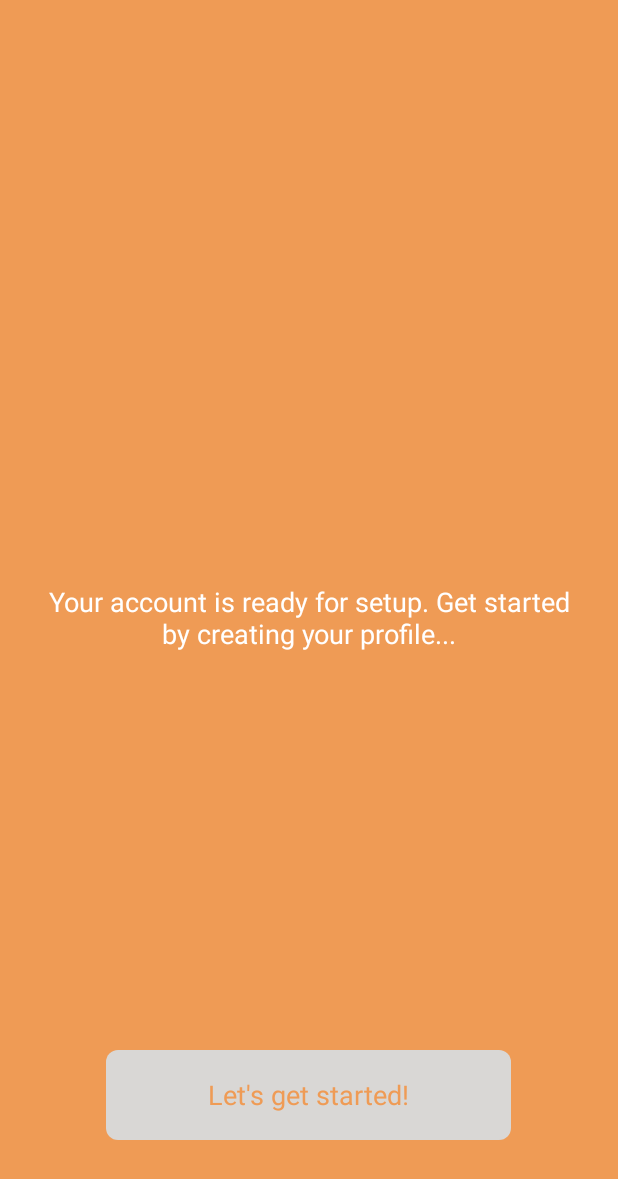
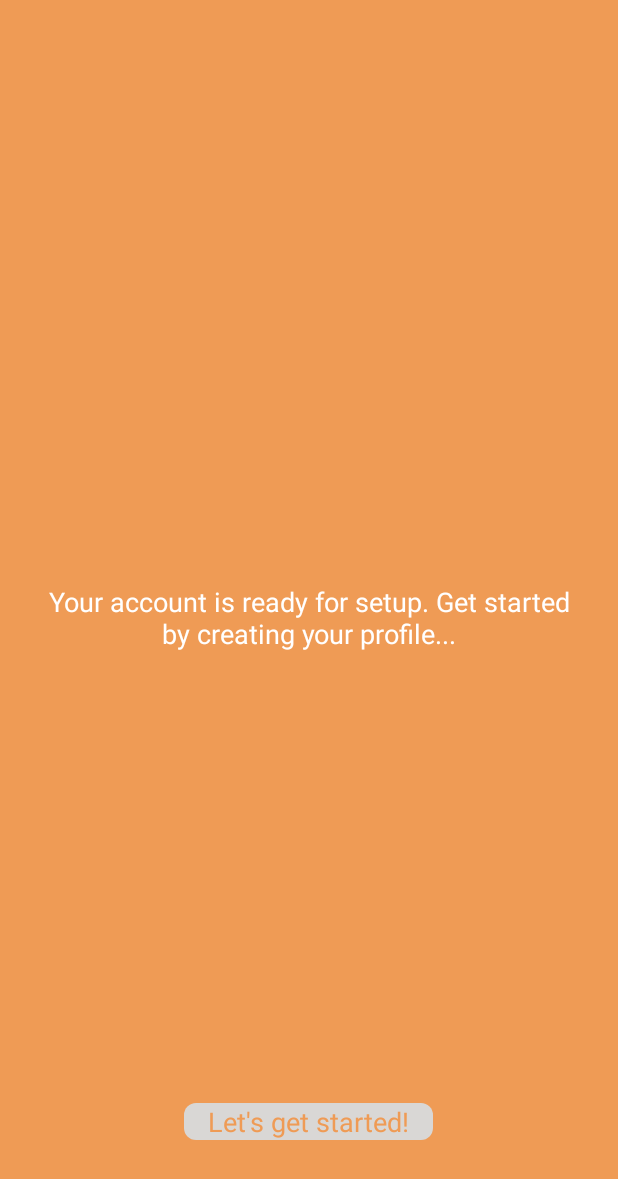
Before and after one commit to ankitgoyal100/Handshake-Android, an Android app: the layout activity_get_started.xml on its own in the app's theme, with its tools: preview values and no code run, on a phone screen of 412 x 824 dp. Shown: the top 1179 px of the screen. Run offline under Robolectric (Android 15) with nearby library versions, the phone set to English and light mode, and no system bars.

Commit message:
Cleaned code (fix)

```diff
--- a/app/src/main/java/com/handshake/Handshake/LoginActivity.java
+++ b/app/src/main/java/com/handshake/Handshake/LoginActivity.java
@@ -99,6 +99,11 @@ public class LoginActivity extends AppCompatActivity {
                     public void onFailure(int statusCode, Header[] headers, Throwable throwable, JSONObject errorResponse) {
                         login.setEnabled(true);
                         dialog.cancel();
+
+                        if (errorResponse == null) {
+                            Toast.makeText(context, "There was an error. Please try again.", Toast.LENGTH_LONG).show();
+                            return;
+                        }
 
                         try {
                             Toast.makeText(context, errorResponse.getJSONArray("errors").getString(0), Toast.LENGTH_LONG).show();
--- a/app/src/main/java/com/handshake/Handshake/ProfileFragment.java
+++ b/app/src/main/java/com/handshake/Handshake/ProfileFragment.java
@@ -104,11 +104,10 @@ public class ProfileFragment extends Fragment {
                 Picasso.with(getActivity()).load(account.getPicture()).into(backdrop);
             } else if (account.getPictureData() != null && account.getPictureData().length > 0) {
                 Bitmap photo = BitmapFactory.decodeByteArray(account.getPictureData(), 0, account.getPictureData().length);
-                Bitmap photoCopy = photo.copy(photo.getConfig(), true);
                 CircleTransform transform = new CircleTransform();
                 Bitmap circle = transform.transform(photo);
                 profileImage.setImageBitmap(circle);
-                backdrop.setImageBitmap(photoCopy);
+                backdrop.setImageBitmap(BitmapFactory.decodeByteArray(account.getPictureData(), 0, account.getPictureData().length));
             } else {
                 Picasso.with(getActivity()).load(R.drawable.default_profile).transform(new CircleTransform()).into(profileImage);
                 collapsingToolbar.setContentScrimColor(getResources().getColor(R.color.background_window));
--- a/app/src/main/res/drawable/button_white.xml
+++ b/app/src/main/res/drawable/button_white.xml
@@ -8,7 +8,4 @@
         android:left="0dp"
         android:right="0dp"
         android:top="0dp" />
-    <size
-        android:width="270dp"
-        android:height="60dp" />
 </shape>
--- a/app/src/main/res/layout/activity_get_started.xml
+++ b/app/src/main/res/layout/activity_get_started.xml
@@ -37,8 +37,11 @@
         android:layout_height="wrap_content"
         android:layout_alignParentBottom="true"
         android:layout_centerHorizontal="true"
-        android:layout_margin="64dp"
+        android:layout_marginBottom="64dp"
+        android:layout_marginTop="64dp"
         android:background="@drawable/button_white"
+        android:paddingLeft="16dp"
+        android:paddingRight="16dp"
         android:text="Let's get started!"
         android:textColor="@color/orange"
         android:textSize="18sp" />
```
Also changed, not shown: app/src/main/java/com/handshake/Handshake/SignUpActivity.java (+21 -19 lines), app/src/main/java/com/handshake/editor/EditProfileActivity.java (+19 -8 lines), 5 other files.
